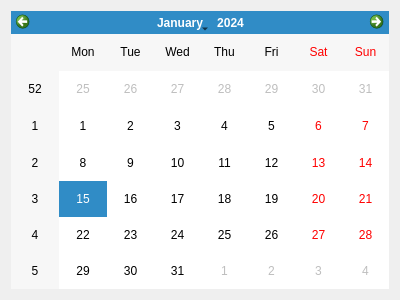
Qt form src/ui/calendar_tab.ui (Archangel4148/Capstone-Project-Fall-2025) before a commit.
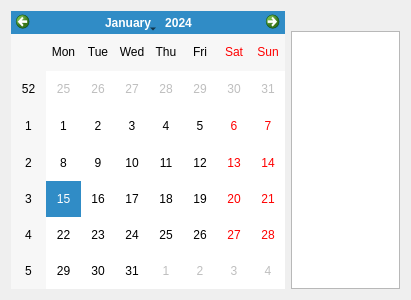
The same form after that commit.

Commit message: Getting calendar items from dates!

Patch:
```diff
--- a/src/ui/calendar_tab.ui
+++ b/src/ui/calendar_tab.ui
@@ -6,17 +6,34 @@
    <rect>
     <x>0</x>
     <y>0</y>
-    <width>400</width>
+    <width>411</width>
     <height>300</height>
    </rect>
   </property>
   <property name="windowTitle">
    <string>Calendar Tab</string>
   </property>
-  <layout class="QHBoxLayout" name="horizontalLayout">
+  <layout class="QHBoxLayout" name="horizontalLayout" stretch="5,2">
    <item>
     <widget class="QCalendarWidget" name="calendar_widget"/>
    </item>
+   <item>
+    <layout class="QVBoxLayout" name="verticalLayout">
+     <item>
+      <widget class="QLabel" name="date_label">
+       <property name="text">
+        <string>&lt;DATE HERE&gt;</string>
+       </property>
+       <property name="alignment">
+        <set>Qt::AlignCenter</set>
+       </property>
+      </widget>
+     </item>
+     <item>
+      <widget class="QListWidget" name="event_list"/>
+     </item>
+    </layout>
+   </item>
   </layout>
  </widget>
  <resources/>
```
The commit also changes 3 other files.
